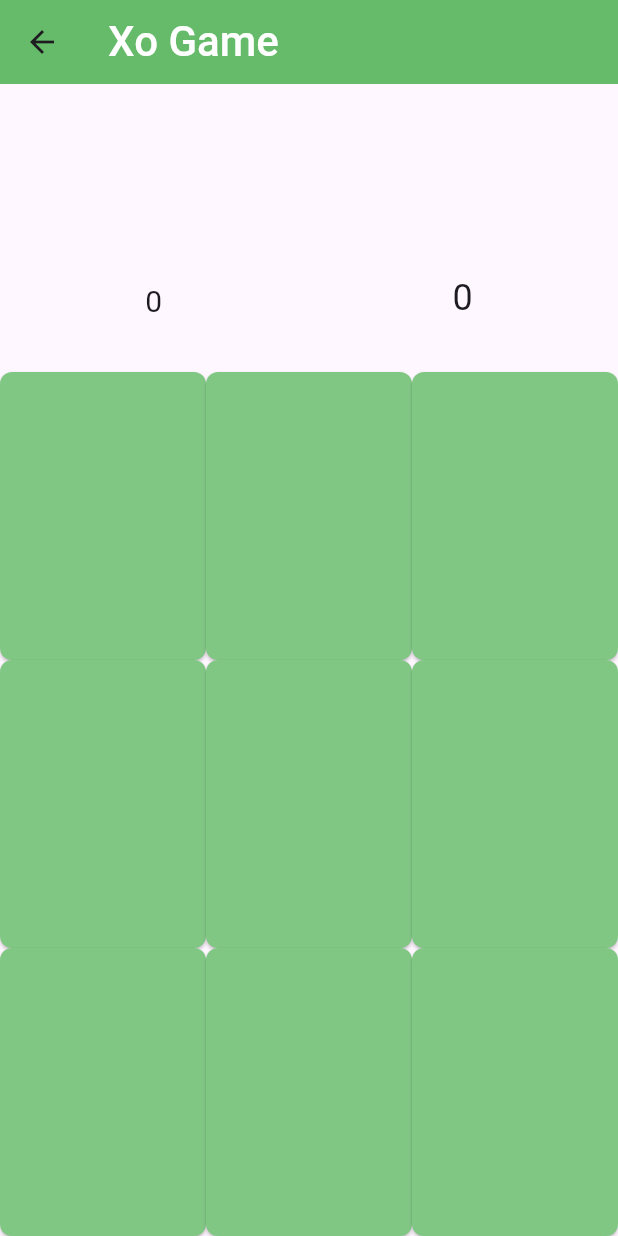
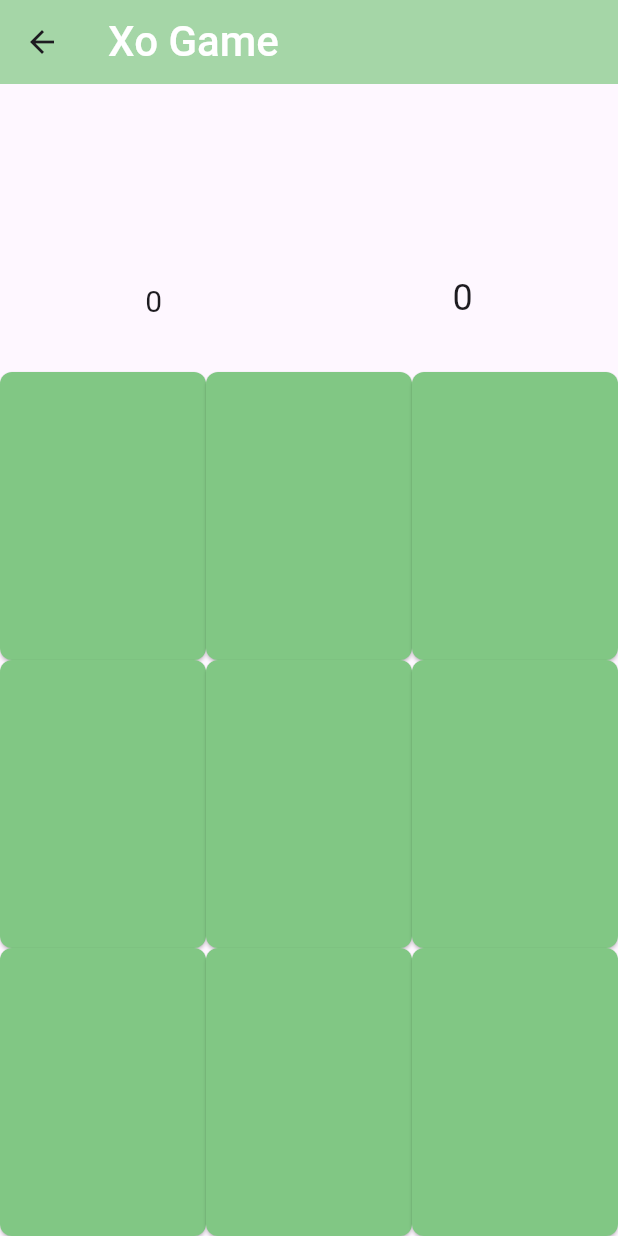
Before and after one commit to amgad7/xo_game, a Flutter app: the screen it shows after launch, after a tap on "lets go", on a phone screen of 412 x 824 dp. Run offline on Flutter 3.47's test engine with Material 3 defaults, Android fonts, the phone set to English and light mode, and no system bars.

Commit message:
fix comment review

```diff
--- a/lib/xo/xo_game.dart
+++ b/lib/xo/xo_game.dart
@@ -35,7 +35,7 @@ class _XoGameState extends State<XoGame> {
         ModalRoute.of(context)!.settings.arguments as PlayersModel;
     return Scaffold(
       appBar: AppBar(
-        backgroundColor: Colors.green.shade400,
+        backgroundColor: Colors.green.shade200,
         title: Text(
           "Xo Game",
           style: TextStyle(
```
